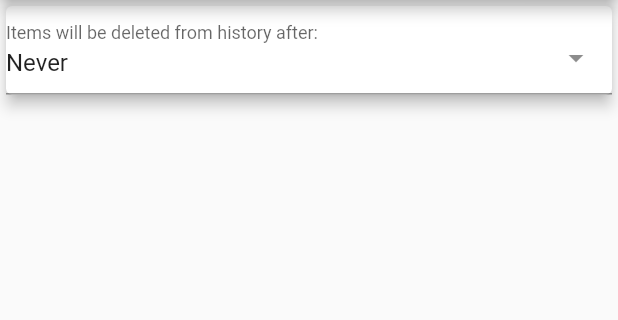
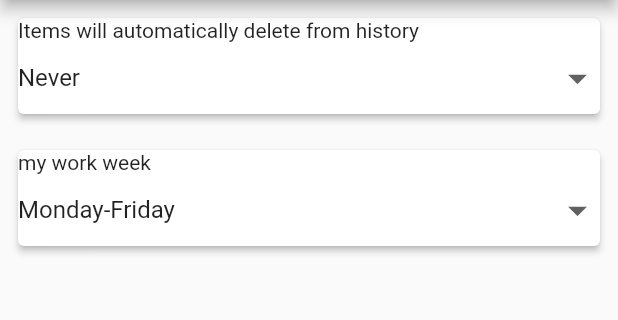
Before and after one commit to Roee-Tsur/snoozy, a Flutter app: the SettingsPage screen opened directly, on a phone screen of 412 x 824 dp, the part 84-404 px from its top. Run offline on Flutter 3.47's test engine with Material 2 defaults, Android fonts, the phone set to English and light mode, and no system bars; drawn by our look-alikes of select_form_field; our stand-ins replace awesome_notifications, datetime_picker_formfield, file_picker, firebase_analytics, firebase_core, flick_video_player and 10 more; missing offline and left inert: flutter_inappwebview, metadata_fetch, receive_sharing_intent; accounts and stored records are empty; statements that could not run were skipped.

Commit message:
implemented settings for week day

```diff
--- a/lib/Pages/SettingsPage.dart
+++ b/lib/Pages/SettingsPage.dart
@@ -2,35 +2,16 @@ import 'dart:core';
 
 import 'package:flutter/cupertino.dart';
 import 'package:flutter/material.dart';
-import 'package:select_form_field/select_form_field.dart';
-import 'package:shared_preferences/shared_preferences.dart';
 import 'package:snozzy/CustomWidgets/MainDrawer.dart';
 import 'package:snozzy/Globals.dart';
-import 'package:snozzy/services/Analytics.dart';
-import 'package:snozzy/services/Database.dart';
+import 'package:snozzy/models/SnoozyTypes.dart';
 
-//לערוך שעות של דיאלוג
-//דברים של נותיפיקציות
+import '../services/Database.dart';
+import '../services/SPService.dart';
 
 class SettingsPage extends StatelessWidget {
-  static Map<String, Duration?> deleteTimeOptions = {
-    'never': null,
-    'One year': Duration(days: 365),
-    'One month': Duration(days: 31),
-    'One week': Duration(days: 7)
-  };
-
   @override
   Widget build(BuildContext context) {
-    return FutureBuilder(
-      future: SharedPreferences.getInstance(),
-      builder:
-          // ignore: missing_return
-          (BuildContext context, AsyncSnapshot<SharedPreferences> value) {
-        if (value.connectionState == ConnectionState.waiting)
-          return CircularProgressIndicator();
-        if (value.connectionState == ConnectionState.done) {
-          SharedPreferences? sharedPreferences = value.data;
     return Scaffold(
         appBar: AppBar(
           centerTitle: true,
@@ -44,62 +25,125 @@ class SettingsPage extends StatelessWidget {
         drawer: MainDrawer(CurrentPage.Setting),
         body: ListView(
           children: [
-                  Card(
-                      child: DeleteFromHistory(sharedPreferences!),
-                      elevation: 4),
+            AutoDeleteHistoryCard(),
+            WorkWeekCard(),
             /*Card(
                       child: LeaveAppOpenAfterShareWidget(sharedPreferences),
                       elevation: 8)*/
           ],
         ));
   }
-        return Container();
-      },
+}
+
+class AutoDeleteHistoryCard extends StatefulWidget {
+  @override
+  State<AutoDeleteHistoryCard> createState() => _AutoDeleteHistoryCardState();
+}
+
+class _AutoDeleteHistoryCardState extends State<AutoDeleteHistoryCard> {
+  @override
+  Widget build(BuildContext context) {
+    return Padding(
+      padding: const EdgeInsets.all(8.0),
+      child: Card(
+        elevation: 2,
+        child: Column(
+          mainAxisSize: MainAxisSize.min,
+          crossAxisAlignment: CrossAxisAlignment.start,
+          children: [
+            Text("Items will automatically delete from history"),
+            DropdownButton<AutoDeleteHistoryType>(
+                value: SPService().currentAutoDeleteHistoryType,
+                isExpanded: true,
+                iconSize: 30,
+                underline: Container(),
+                items: [
+                  DropdownMenuItem<AutoDeleteHistoryType>(
+                    child: Text('Never'),
+                    value: AutoDeleteHistoryType.never,
+                  ),
+                  DropdownMenuItem<AutoDeleteHistoryType>(
+                    child: Text('Once a year'),
+                    value: AutoDeleteHistoryType.one_year,
+                  ),
+                  DropdownMenuItem<AutoDeleteHistoryType>(
+                    child: Text('Once a month'),
+                    value: AutoDeleteHistoryType.one_month,
+                  ),
+                  DropdownMenuItem<AutoDeleteHistoryType>(
+                    child: Text('Once a week'),
+                    value: AutoDeleteHistoryType.one_week,
+                  ),
+                ],
+                onChanged: (AutoDeleteHistoryType? type) {
+                  Database.deleteFromHistoryDuration = type!.value;
+                  setState(() {
+                    SPService().currentAutoDeleteHistoryType = type;
+                  });
+                }),
+          ],
+        ),
+      ),
     );
   }
 }
 
-class DeleteFromHistory extends StatelessWidget {
-  SharedPreferences sharedPreferences;
-
-  DeleteFromHistory(this.sharedPreferences);
+class WorkWeekCard extends StatefulWidget {
+  WorkWeekCard({Key? key}) : super(key: key);
 
   @override
+  State<WorkWeekCard> createState() => _WorkWeekCardState();
+}
+
+class _WorkWeekCardState extends State<WorkWeekCard> {
+  @override
   Widget build(BuildContext context) {
-    return SelectFormField(
-      labelText: 'Items will be deleted from history after:',
-      initialValue: sharedPreferences.containsKey('deleteFromHistory')
-          ? sharedPreferences.getString('deleteFromHistory')
-          : 'Never',
+    return Padding(
+      padding: const EdgeInsets.all(8.0),
+      child: Card(
+        elevation: 2,
+        child: Column(
+          mainAxisSize: MainAxisSize.min,
+          crossAxisAlignment: CrossAxisAlignment.start,
+          children: [
+            Text('my work week'),
+            DropdownButton<WorkWeekType>(
+                value: SPService().currentWorkWeekType,
+                isExpanded: true,
+                iconSize: 30,
+                underline: Container(),
                 items: [
-        {
-          'value': 'Never',
-          'label': 'Never',
-        },
-        {
-          'value': 'One year',
-          'label': 'One year',
-        },
-        {
-          'value': 'One month',
-          'label': 'One month',
-        },
-        {
-          'value': 'One week',
-          'label': 'One week',
-        },
+                  DropdownMenuItem<WorkWeekType>(
+                    child: Text(
+                      "Monday-Friday",
+                    ),
+                    value: WorkWeekType.mon_fri,
+                  ),
+                  DropdownMenuItem<WorkWeekType>(
+                    child: Text(
+                      "Sunday-Thursday",
+                    ),
+                    value: WorkWeekType.sun_thu,
+                  )
                 ],
-      onChanged: (val) {
-        Analytics.settingsAutoDeleteFromHistory(val);
-        Database.deleteFromHistoryDuration =
-            SettingsPage.deleteTimeOptions[val];
-        sharedPreferences.setString('deleteFromHistory', val);
-      },
+                onChanged: (WorkWeekType? type) {
+                  //Analytics.settingsAutoDeleteFromHistory(val);
+                  if (type == null) {
+                    print("WorkWeekType is null");
+                    return;
+                  }
+                  setState(() {
+                    SPService().currentWorkWeekType = type;
+                  });
+                }),
+          ],
+        ),
+      ),
     );
   }
 }
 
-class LeaveAppOpenAfterShareWidget extends StatefulWidget {
+/*class LeaveAppOpenAfterShareWidget extends StatefulWidget {
   SharedPreferences sharedPreferences;
 
   LeaveAppOpenAfterShareWidget(this.sharedPreferences);
@@ -126,3 +170,4 @@ class _LeaveAppOpenAfterShareWidgetState
     );
   }
 }
+*/
--- a/lib/services/Database.dart
+++ b/lib/services/Database.dart
@@ -87,8 +87,7 @@ class Database {
 
   static void updateSnoozedList() {
     for (SharedItem item in Database.getItems(Database.sharesList).values) {
-      if (item.reminderTime == null ||
-          item.reminderTime.isBefore(DateTime.now())) {
+      if (item.reminderTime.isBefore(DateTime.now())) {
         item.delete();
         addSharedItem(Database.snoozedList, item);
       }
--- /dev/null
+++ b/lib/services/SPService.dart
@@ -0,0 +1,40 @@
+import 'package:shared_preferences/shared_preferences.dart';
+import 'package:snozzy/models/SnoozyTypes.dart';
+
+class SPService {
+  final String _workWeekKey = 'work week';
+  final String _autoDeleteHistoryKey = 'auto delete';
+  late SharedPreferences _sharedPreferences;
+
+  static final SPService _instance = SPService._internal();
+
+  factory SPService() => _instance;
+
+  SPService._internal();
+
+  init() async {
+    _sharedPreferences = await SharedPreferences.getInstance();
+  }
+
+  WorkWeekType get currentWorkWeekType {
+    if (_sharedPreferences.containsKey(_workWeekKey)) {
+      return WorkWeekType.values.firstWhere(
+          (element) => element.name == _sharedPreferences.getString(_workWeekKey)!);
+    }
+    return WorkWeekType.mon_fri;
+  }
+
+  set currentWorkWeekType(WorkWeekType type) =>
+      _sharedPreferences.setString(_workWeekKey, type.name);
+
+  AutoDeleteHistoryType get currentAutoDeleteHistoryType {
+    if (_sharedPreferences.containsKey(_autoDeleteHistoryKey)) {
+      return AutoDeleteHistoryType.values.firstWhere(
+              (element) => element.name == _sharedPreferences.getString(_autoDeleteHistoryKey)!);
+    }
+    return AutoDeleteHistoryType.never;
+  }
+
+  set currentAutoDeleteHistoryType(AutoDeleteHistoryType type) =>
+      _sharedPreferences.setString(_autoDeleteHistoryKey, type.name);
+}
--- a/pubspec.yaml
+++ b/pubspec.yaml
@@ -28,19 +28,16 @@ dependencies:
   firebase_core: ^1.0.2
   admob_flutter: ^2.0.0
   firebase_analytics: ^9.1.5
-  select_form_field: ^2.0.0
   shared_preferences: ^2.0.5
   cupertino_icons: ^1.0.0
   open_file: ^3.0.3
   share: ^2.0.1
   flutter_launcher_icons: ^0.9.0
-  #flutter_document_picker: ^4.0.1
   file_picker: ^4.5.1
   flutter_countdown_timer: ^4.0.2
   fluttertoast: ^8.0.3
   flutter_picker: ^2.0.1
   in_app_review: ^2.0.2
-  #flutter_icons: ^1.1.0
   font_awesome_flutter: ^10.1.0
   firebase_crashlytics: ^2.0.4
   uuid: ^3.0.6
```
Also changed, not shown: lib/CustomWidgets/TimePickerDialogNew.dart (+8 -4 lines), lib/main.dart (+8 -8 lines), lib/models/SnoozyTypes.dart (added, +57 -0 lines), pubspec.lock. Lines whose indentation alone changed are shown as unchanged.
